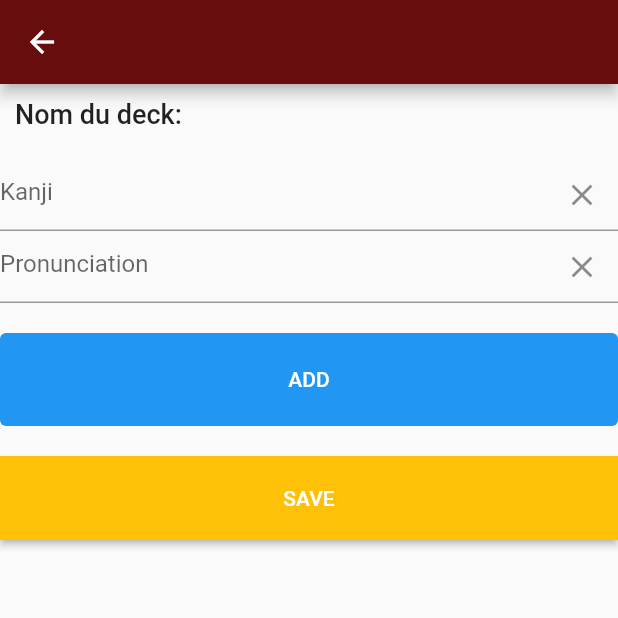
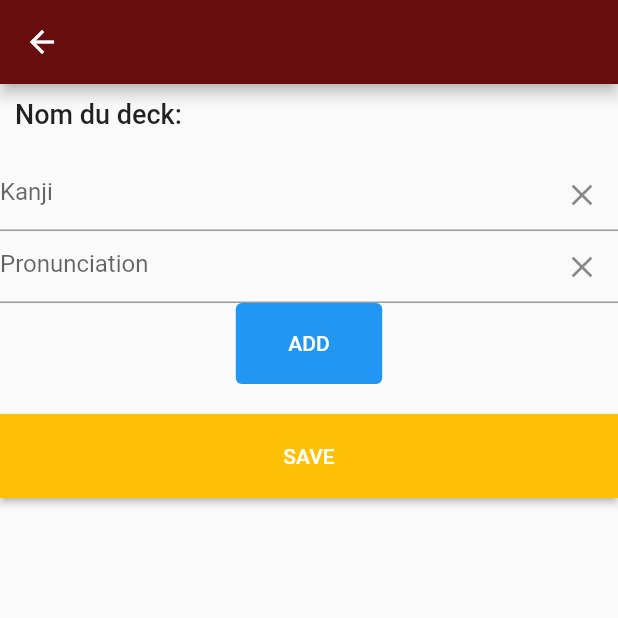
Before and after one commit to FlorianFlouquet/Yomikata, a Flutter app: the DeckMakerPage screen opened directly with empty values, on a phone screen of 412 x 824 dp, the top half of it. Run offline on Flutter 3.47's test engine with Material 2 defaults, Android fonts, the phone set to English and light mode, and no system bars; our stand-ins replace flip_card, loading_animation_widget; missing offline and left inert: mongo_dart.

Commit message:
style: resized the add button

```diff
--- a/lib/pages/deckMakerPage.dart
+++ b/lib/pages/deckMakerPage.dart
@@ -112,14 +112,8 @@ class _DeckMakerPageState extends State<DeckMakerPage> {
                         )
                       ),
                     ],
-                  )
-                ],
                   ),
-            ),
-          ),
-          Container(
-            margin: EdgeInsets.only(top: 20),
-            child: TextButton(
+                  TextButton(
                     onPressed: () {
                       _isDisable() ?
                       null :
@@ -132,14 +126,16 @@ class _DeckMakerPageState extends State<DeckMakerPage> {
                         kanji = "";
                         pronun = "";
                       });
-
                     },
                     style: ElevatedButton.styleFrom(
-                  padding: EdgeInsets.all(23),
+                      padding: EdgeInsets.only(bottom: 19, left: 35, top: 19, right: 35),
                       backgroundColor: Colors.blue,
                       foregroundColor: Colors.white,
                     ),
                     child: const Text("ADD")
+                  ),
+                ],
+              ),
             ),
           ),
           Container(
```
Lines whose indentation alone changed are shown as unchanged.
